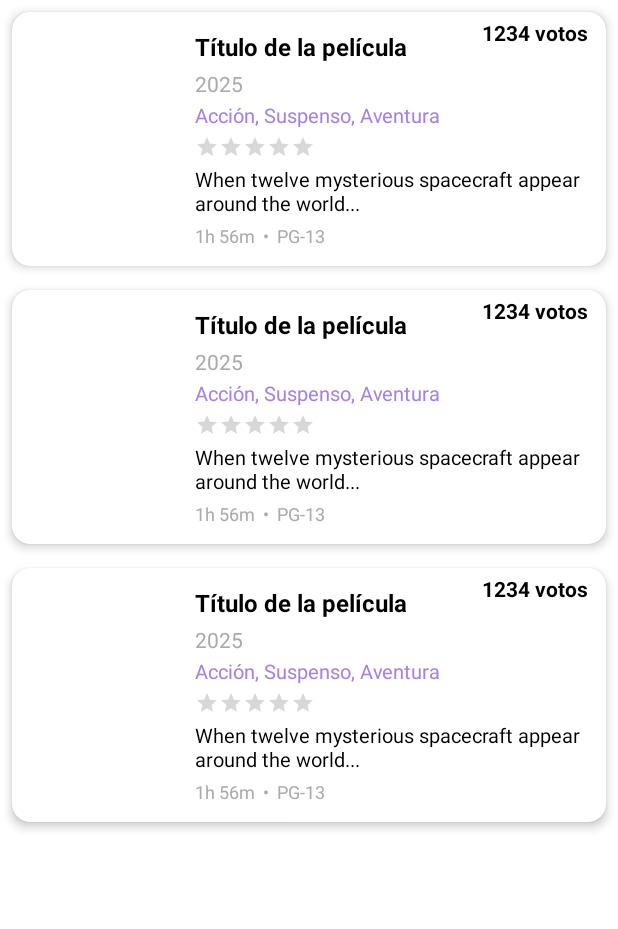
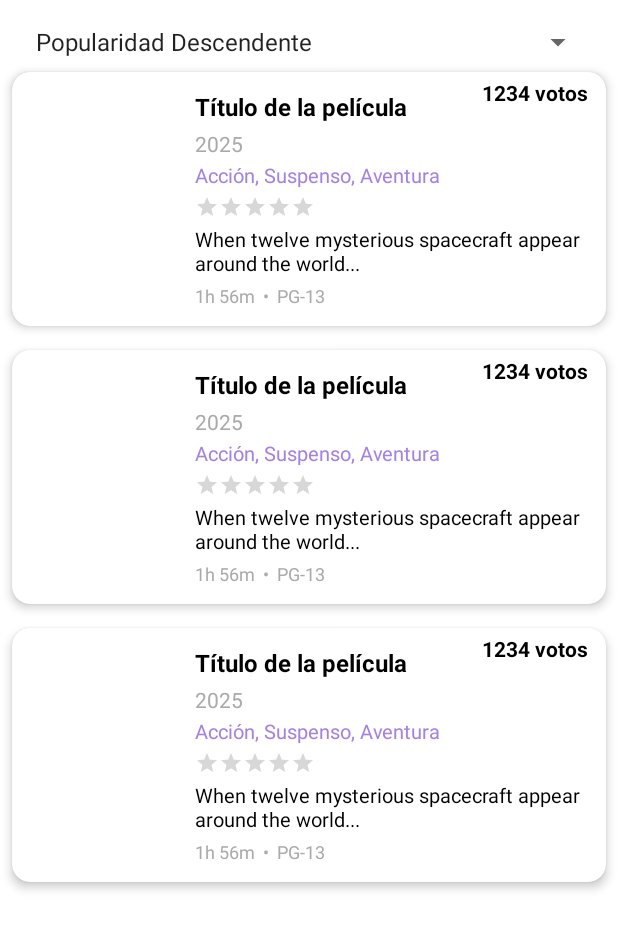
Before and after one commit to terry1921/MoviesDB, an Android app: the layout fragment_movie_list.xml on its own in the app's theme, with its tools: preview values and no code run, on a phone screen of 412 x 824 dp. Shown: the top 929 px of the screen. Run offline under Robolectric (Android 15) with nearby library versions, the phone set to English and light mode, and no system bars; network calls fail.

Commit message:
feat: Add sort spinner

```diff
--- a/app/src/main/res/layout/fragment_movie_list.xml
+++ b/app/src/main/res/layout/fragment_movie_list.xml
@@ -1,15 +1,26 @@
 <?xml version="1.0" encoding="utf-8"?>
 <androidx.constraintlayout.widget.ConstraintLayout xmlns:android="http://schemas.android.com/apk/res/android"
     xmlns:app="http://schemas.android.com/apk/res-auto"
+    xmlns:tools="http://schemas.android.com/tools"
     android:layout_width="match_parent"
     android:layout_height="match_parent"
-    xmlns:tools="http://schemas.android.com/tools">
+    tools:context=".MainActivity">
+
+    <Spinner
+        android:id="@+id/spinnerSort"
+        android:layout_width="0dp"
+        android:layout_height="wrap_content"
+        android:entries="@array/sort_options"
+        android:layout_margin="16dp"
+        app:layout_constraintTop_toTopOf="parent"
+        app:layout_constraintStart_toStartOf="parent"
+        app:layout_constraintEnd_toEndOf="parent" />
 
     <androidx.swiperefreshlayout.widget.SwipeRefreshLayout
         android:id="@+id/swipeRefreshLayout"
         android:layout_width="0dp"
         android:layout_height="0dp"
-        app:layout_constraintTop_toTopOf="parent"
+        app:layout_constraintTop_toBottomOf="@id/spinnerSort"
         app:layout_constraintBottom_toBottomOf="parent"
         app:layout_constraintStart_toStartOf="parent"
         app:layout_constraintEnd_toEndOf="parent">
--- /dev/null
+++ b/app/src/main/res/values/arrays.xml
@@ -0,0 +1,11 @@
+<?xml version="1.0" encoding="utf-8"?>
+<resources>
+    <string-array name="sort_options">
+        <item>Popularidad Descendente</item>
+        <item>Popularidad Ascendente</item>
+        <item>Promedio de Voto Descendente</item>
+        <item>Promedio de Voto Ascendente</item>
+        <item>Conteo de votos Descendente</item>
+        <item>Conteo de votos Ascendente</item>
+    </string-array>
+</resources>
--- a/core-data/src/main/kotlin/com/example/core/data/repository/movies/MovieRepositoryImpl.kt
+++ b/core-data/src/main/kotlin/com/example/core/data/repository/movies/MovieRepositoryImpl.kt
@@ -28,6 +28,7 @@ class MovieRepositoryImpl @Inject constructor(
 
     override fun getMostPopularMovies(
         page: Int,
+        sortBy: SortOption
     ): Flow<MovieRepositoryState> = flow {
         val dto = RequestDto(
             method = HttpMethod.GET,
@@ -37,7 +38,7 @@ class MovieRepositoryImpl @Inject constructor(
                 Parameters.INCLUDE_VIDEO to Values.FALSE,
                 Parameters.LANGUAGE to Values.ENGLISH,
                 Parameters.PAGE to page.toString(),
-                Parameters.SORT_BY to Values.POPULARITY_DESC
+                Parameters.SORT_BY to sortBy.value,
             ),
         )
         val response = network.newCall(dto.getRequest()).execute()
--- a/core-network/src/main/kotlin/com/example/core/network/sources/Values.kt
+++ b/core-network/src/main/kotlin/com/example/core/network/sources/Values.kt
@@ -6,4 +6,8 @@ object Values {
     const val ENGLISH = "en"
     const val POPULARITY_DESC = "popularity.desc"
     const val POPULARITY_ASC = "popularity.asc"
+    const val VOTE_AVG_ASC = "vote_average.asc"
+    const val VOTE_AVG_DESC = "vote_average.desc"
+    const val VOTE_COUNT_ASC = "vote_count.asc"
+    const val VOTE_COUNT_DESC = "vote_count.desc"
 }
```
Also changed, not shown: app/src/main/kotlin/com/example/mobilecoding/ui/MovieListFragment.kt (+25 -0 lines), app/src/main/kotlin/com/example/mobilecoding/ui/MoviesViewModel.kt (+12 -1 lines), core-data/src/main/kotlin/com/example/core/data/repository/movies/MovieRepository.kt (+11 -0 lines).
